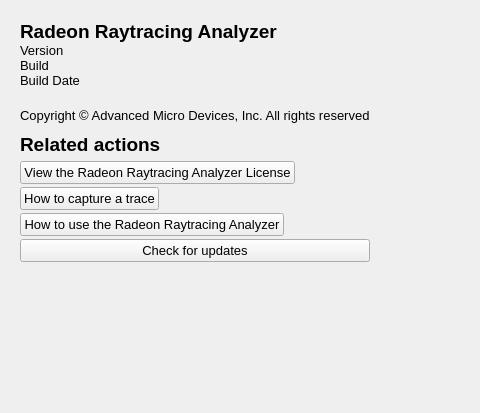
First picture: the form in source/frontend/views/start/about_pane.ui, repository GPUOpen-Tools/radeon_raytracing_analyzer, before the edit; both pictures show x 0 to 480 and y 0 to 413 of the 719 by 413 pixel window.
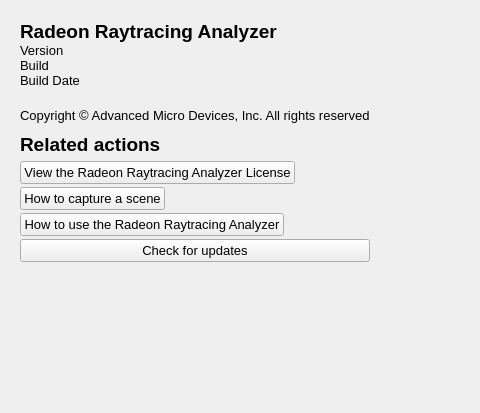
Second picture: the form after the edit. Custom widgets are drawn as their Qt base class.

Diff of the .ui file:
```diff
--- a/source/frontend/views/start/about_pane.ui
+++ b/source/frontend/views/start/about_pane.ui
@@ -299,7 +299,7 @@
              </font>
             </property>
             <property name="text">
-             <string>How to capture a trace</string>
+             <string>How to capture a scene</string>
             </property>
            </widget>
           </item>
```
